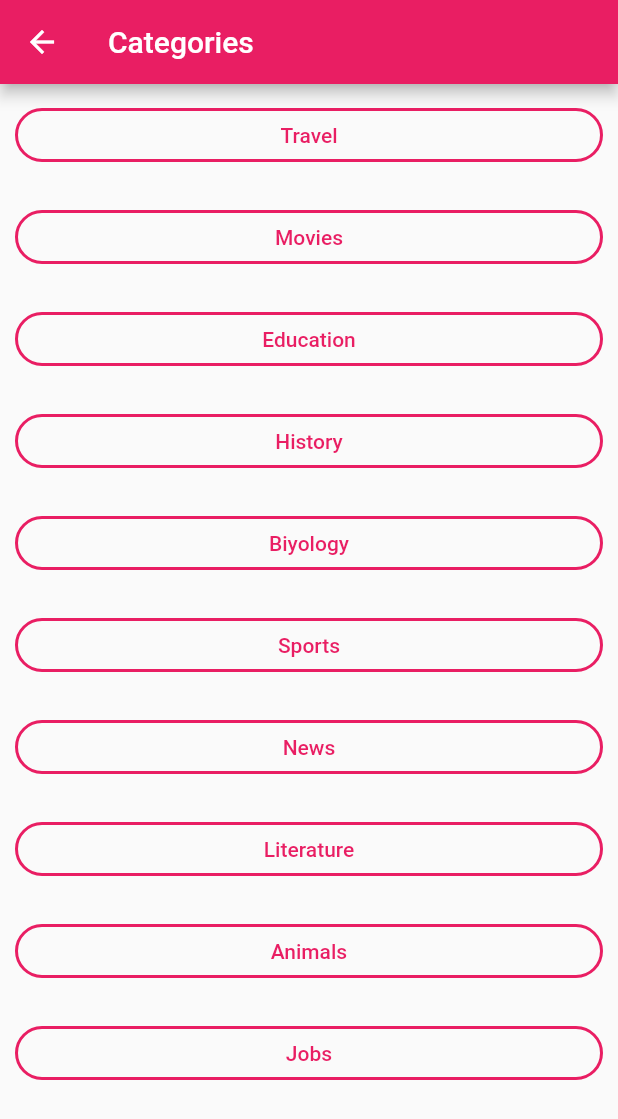
After one commit to batuhanyldrm/exam_application, a Flutter app: the Categories screen opened directly, on a phone screen of 412 x 824 dp. The commit adds this screen. Shown: the top 1119 px of the screen. Run offline on Flutter 3.47's test engine with Material 2 defaults, Android fonts, the phone set to English and light mode, and no system bars.

Commit message:
add categories page

```diff
--- /dev/null
+++ b/lib/categories.dart
@@ -0,0 +1,115 @@
+import 'package:flutter/material.dart';
+
+class Categories extends StatefulWidget {
+  const Categories({super.key});
+
+  CategoriesState createState() => CategoriesState();
+}
+
+class CategoriesState extends State<Categories> {
+  int stateCurrentQuestion = 0;
+  int stateScore = 0;
+
+  final List<Map<String, Object>> stateCategories = [
+    {
+      'categories': [
+        {'category': 'Travel'},
+        {'category': 'Movies'},
+        {'category': 'Education'},
+        {'category': 'History'},
+        {'category': 'Biyology'},
+        {'category': 'Sports'},
+        {'category': 'News'},
+        {'category': 'Literature'},
+        {'category': 'Animals'},
+        {'category': 'Jobs'},
+      ]
+    },
+  ];
+
+  void answerQuestion() {
+    setState(() {
+      stateCurrentQuestion++;
+      stateScore++;
+    });
+  }
+
+  @override
+  Widget build(BuildContext context) {
+    if (stateCurrentQuestion < stateCategories.length) {
+      return CategoriesPage(
+        categories: stateCategories,
+        answerQuestion: answerQuestion,
+      );
+    } else {
+      return Scaffold(
+        appBar: AppBar(
+          title: Text('Categories Complete'),
+        ),
+        body: Center(
+          child:
+              Text('You completed the Categories! Your score is: $stateScore'),
+        ),
+      );
+    }
+  }
+}
+
+class CategoriesPage extends StatelessWidget {
+  final List<Map<String, Object>> categories;
+  final Function answerQuestion;
+
+  CategoriesPage({required this.categories, required this.answerQuestion});
+
+  @override
+  Widget build(BuildContext context) {
+    return Scaffold(
+      appBar: AppBar(
+        title: Text('Categories'),
+      ),
+      body: SingleChildScrollView(
+        child: Column(
+          mainAxisAlignment: MainAxisAlignment.center,
+          crossAxisAlignment: CrossAxisAlignment.center,
+          children: <Widget>[
+            ...(categories[0]['categories'] as List<Map<String, Object>>)
+                .map((category) {
+              return Category(
+                category['category'] as String, // Burada cast işlemi yapıldı
+                answerQuestion,
+              );
+            }).toList(),
+          ],
+        ),
+      ),
+    );
+  }
+}
+
+class Category extends StatelessWidget {
+  final String answerText;
+  final Function onPress;
+
+  Category(this.answerText, this.onPress);
+
+  @override
+  Widget build(BuildContext context) {
+    return Container(
+      width: double.infinity,
+      margin: EdgeInsets.all(10),
+      child: OutlinedButton(
+        style: OutlinedButton.styleFrom(
+          shape: StadiumBorder(),
+          side: BorderSide(
+            width: 2,
+            color: Theme.of(context).colorScheme.primary,
+          ),
+        ),
+        child: Text(answerText),
+        onPressed: () {
+          onPress();
+        },
+      ),
+    );
+  }
+}
--- a/lib/login.dart
+++ b/lib/login.dart
@@ -1,4 +1,5 @@
 import 'package:flutter/material.dart';
+import 'package:mobile_application_final_project/categories.dart';
 import 'package:mobile_application_final_project/questions.dart';
 import 'package:mobile_application_final_project/error.dart';
 
@@ -92,7 +93,7 @@ class MyHomePageState extends State<MyHomePage> {
       widget.formKey.currentState!.save();
       if (widget.email == "batu@gmail.com" && widget.password == "batu52") {
         Navigator.push(
-            context, MaterialPageRoute(builder: (context) => Quiz()));
+            context, MaterialPageRoute(builder: (context) => Categories()));
       } else {
         Navigator.push(
             context, MaterialPageRoute(builder: (context) => Error()));
```
